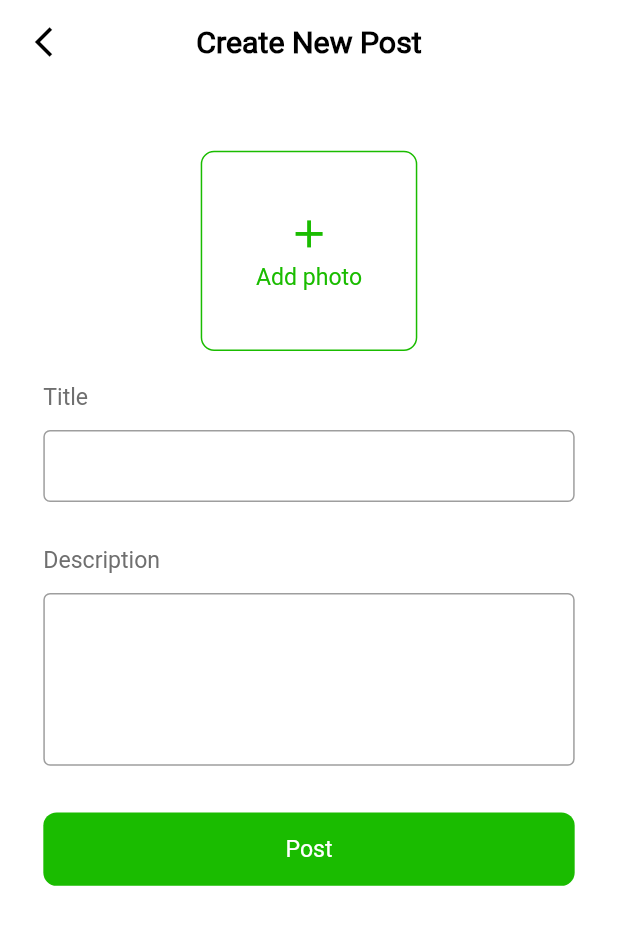
After one commit to OmarWahid/Plants-App, a Flutter app: the NewPostsScreen screen opened directly, on a phone screen of 412 x 824 dp. The commit adds this screen. Shown: the top 925 px of the screen. Run offline on Flutter 3.47's test engine with Material 2 defaults, Android fonts, the phone set to English and light mode, and no system bars; our stand-ins replace bloc, curved_navigation_bar, dio, flutter_bloc, flutter_screenutil, flutter_svg and 4 more; missing offline and left inert: flutter_barcode_scanner; accounts and stored records are empty; network calls fail.

Commit message:
Update_6

```diff
--- a/lib/modules/cart/cart_screen.dart
+++ b/lib/modules/cart/cart_screen.dart
@@ -20,7 +20,7 @@ class CartScreen extends StatelessWidget {
       builder: (context, state) {
         var carts = PlantsCubit.get(context).newTasks;
 
-        if (state is! getDataCubitFromDataBase) {
+        if (state is LoadingCirclarCubit) {
           return Scaffold(
               appBar: AppBar(
                 backgroundColor: Theme.of(context).scaffoldBackgroundColor,
@@ -41,6 +41,7 @@ class CartScreen extends StatelessWidget {
                 ),
               ));
         }
+
         return Scaffold(
           appBar: AppBar(
             backgroundColor: Theme.of(context).scaffoldBackgroundColor,
--- a/lib/modules/home_screen/home_cubit/plants_states.dart
+++ b/lib/modules/home_screen/home_cubit/plants_states.dart
@@ -85,3 +85,6 @@ class updateCubitDataBase extends PlantsState{ }
 class deleteCubitDataBase extends PlantsState{ }
 class LoadingCirclarCubit extends PlantsState{ }
 class getDataCubitFromDataBase extends PlantsState{ }
+
+class pressAllForumsState extends PlantsState{ }
+class pressMeForumsState extends PlantsState{ }
--- a/lib/modules/login_screen/login_screen.dart
+++ b/lib/modules/login_screen/login_screen.dart
@@ -369,7 +369,7 @@ class LoginScreen extends StatelessWidget {
                                         decoration: BoxDecoration(
                                           color: PrimaryGreen,
                                           borderRadius:
-                                              BorderRadius.circular(5),
+                                              BorderRadius.circular(5.r),
                                         ),
                                         child: MaterialButton(
                                           onPressed: () {
--- /dev/null
+++ b/lib/modules/posts/new_posts_screen.dart
@@ -0,0 +1,194 @@
+import 'package:flutter/material.dart';
+import 'package:flutter_bloc/flutter_bloc.dart';
+import 'package:flutter_screenutil/flutter_screenutil.dart';
+import 'package:plants_orange/modules/home_screen/home_cubit/plants_cubit.dart';
+import 'package:plants_orange/modules/home_screen/home_cubit/plants_states.dart';
+import 'package:plants_orange/style/colors.dart';
+
+var titleController = TextEditingController();
+var bodyController = TextEditingController();
+
+class NewPostsScreen extends StatelessWidget {
+  const NewPostsScreen({Key? key}) : super(key: key);
+
+  @override
+  Widget build(BuildContext context) {
+    return BlocConsumer<PlantsCubit, PlantsState>(
+      listener: (context, state) {},
+      builder: (context, state) {
+        return Scaffold(
+          appBar: AppBar(
+            backgroundColor: Colors.white,
+            elevation: 0,
+            leading: Padding(
+              padding: EdgeInsets.only(
+                left: 15.w,
+              ),
+              child: IconButton(
+                icon: const Icon(
+                  Icons.arrow_back_ios,
+                  color: Colors.black,
+                ),
+                onPressed: () {
+                  Navigator.pop(context);
+                },
+              ),
+            ),
+            title: Text(
+              'Create New Post',
+              style: TextStyle(
+                fontSize: 21.sp,
+                fontWeight: FontWeight.w600,
+                color: Colors.black,
+              ),
+            ),
+            centerTitle: true,
+          ),
+          body: Padding(
+            padding: EdgeInsets.only(
+                left: 30.w, right: 30.w, top: 50.h, bottom: 30.h),
+            child: SingleChildScrollView(
+              child: Column(
+                crossAxisAlignment: CrossAxisAlignment.start,
+                children: [
+                  Center(
+                    child: SizedBox(
+                      height: 150.h,
+                      width: 150.w,
+                      child: OutlinedButton(
+                          style: OutlinedButton.styleFrom(
+                            side: BorderSide(
+                              color: PrimaryGreen,
+                            ),
+                            shape: RoundedRectangleBorder(
+                              borderRadius: BorderRadius.circular(10.r),
+                            ),
+                          ),
+                          onPressed: () {},
+                          child: Column(
+                            mainAxisAlignment: MainAxisAlignment.center,
+                            children: [
+                              Icon(
+                                Icons.add,
+                                size: 32.w,
+                                color: PrimaryGreen,
+                              ),
+                              SizedBox(
+                                height: 5.h,
+                              ),
+                              Text(
+                                'Add photo',
+                                style: TextStyle(
+                                  fontSize: 16.sp,
+                                  fontWeight: FontWeight.w400,
+                                  color: PrimaryGreen,
+                                ),
+                              )
+                            ],
+                          )),
+                    ),
+                  ),
+                  SizedBox(
+                    height: 25.h,
+                  ),
+                  Text(
+                    'Title',
+                    style: TextStyle(
+                      fontSize: 16.sp,
+                      fontWeight: FontWeight.w500,
+                      color: const Color(0xff6F6F6F),
+                    ),
+                  ),
+                  SizedBox(
+                    height: 14.h,
+                  ),
+                  TextFormField(
+                    controller: titleController,
+                    cursorColor: const Color(0xFF939393),
+                    autofocus: false,
+                    decoration: InputDecoration(
+                      contentPadding: EdgeInsets.symmetric(vertical: 14.h),
+                      border: OutlineInputBorder(
+                        borderRadius: BorderRadius.all(Radius.circular(5.r)),
+                        borderSide: const BorderSide(
+                          color: Color(0xff939393),
+                          style: BorderStyle.solid,
+                        ),
+                      ),
+                      focusedBorder: OutlineInputBorder(
+                        borderRadius: BorderRadius.circular(5.r),
+                        borderSide: const BorderSide(
+                          color: Color(0xFF1ABC00),
+                          style: BorderStyle.solid,
+                        ),
+                      ),
+                    ),
+                  ),
+                  SizedBox(
+                    height: 34.h,
+                  ),
+                  Text(
+                    'Description',
+                    style: TextStyle(
+                      fontSize: 16.sp,
+                      fontWeight: FontWeight.w500,
+                      color: const Color(0xff6F6F6F),
+                    ),
+                  ),
+                  SizedBox(
+                    height: 14.h,
+                  ),
+                  TextFormField(
+                    controller: bodyController,
+                    autofocus: false,
+                    cursorColor: const Color(0xFF939393),
+                    decoration: InputDecoration(
+                      contentPadding: EdgeInsets.symmetric(vertical: 54.h),
+                      border: OutlineInputBorder(
+                        borderRadius: BorderRadius.all(Radius.circular(5.r)),
+                        borderSide: const BorderSide(
+                          color: Color(0xff939393),
+                          style: BorderStyle.solid,
+                        ),
+                      ),
+                      focusedBorder: OutlineInputBorder(
+                        borderRadius: BorderRadius.circular(5.r),
+                        borderSide: const BorderSide(
+                          color: Color(0xFF1ABC00),
+                          style: BorderStyle.solid,
+                        ),
+                      ),
+                    ),
+                  ),
+                  SizedBox(
+                    height: 35.h,
+                  ),
+                  Container(
+                    width: double.infinity,
+                    height: 55.h,
+                    decoration: BoxDecoration(
+                      color: PrimaryGreen,
+                      borderRadius: BorderRadius.circular(10.r),
+                    ),
+                    child: MaterialButton(
+                      onPressed: () {},
+                      child: Text(
+                        'Post',
+                        style: TextStyle(
+                          fontFamily: 'Roboto',
+                          fontWeight: FontWeight.w500,
+                          fontSize: 16.sp,
+                          color: Colors.white,
+                        ),
+                      ),
+                    ),
+                  ),
+                ],
+              ),
+            ),
+          ),
+        );
+      },
+    );
+  }
+}
--- a/lib/modules/profile/update_email_screen.dart
+++ b/lib/modules/profile/update_email_screen.dart
@@ -32,7 +32,9 @@ class UpdateEmailScreen extends StatelessWidget {
                 color: Colors.black,
               ),
             ),
-            backgroundColor: PrimaryGreen,
+            backgroundColor: Colors.white,
+            elevation: 0,
+
           ),
           body: Center(
             child: Padding(
--- a/lib/modules/profile/update_name_screen.dart
+++ b/lib/modules/profile/update_name_screen.dart
@@ -32,7 +32,8 @@ class UpdateNameScreen extends StatelessWidget {
                 color: Colors.black,
               ),
             ),
-            backgroundColor: PrimaryGreen,
+            backgroundColor: Colors.white,
+            elevation: 0,
           ),
           body: Center(
             child: Padding(
```
Also changed, not shown: lib/main.dart (+7 -2 lines), lib/modules/home_screen/home_cubit/plants_cubit.dart (+19 -8 lines), lib/modules/posts/posts.dart (added, +220 -0 lines), lib/modules/profile/profile_screen.dart (+61 -2 lines).
